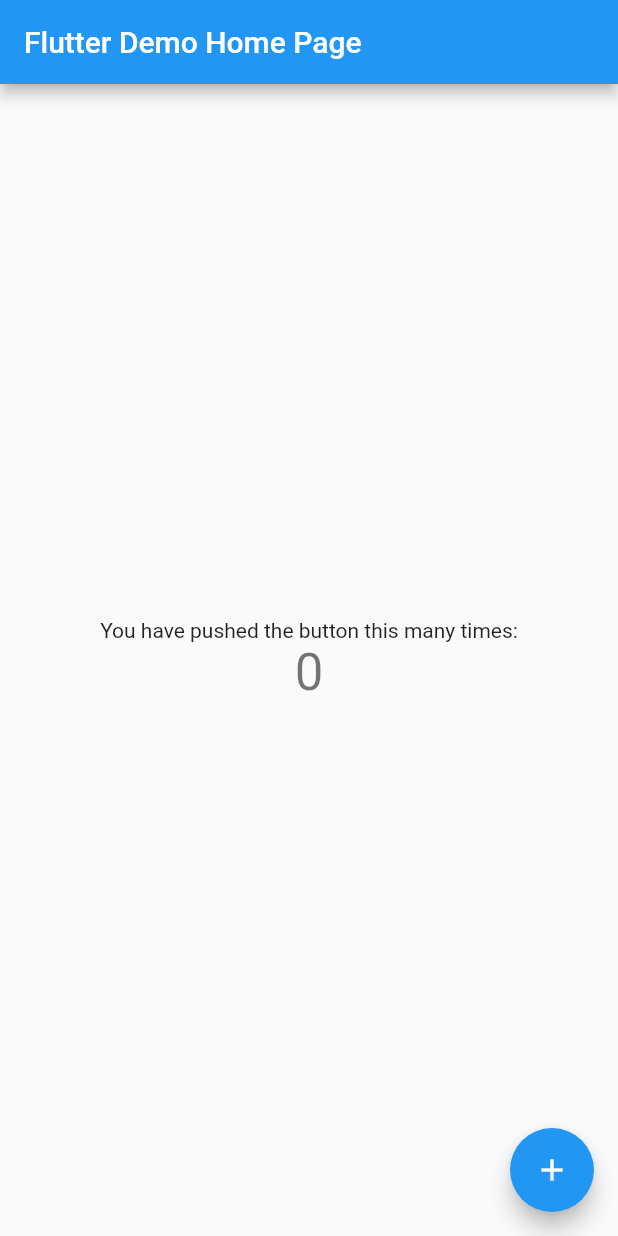
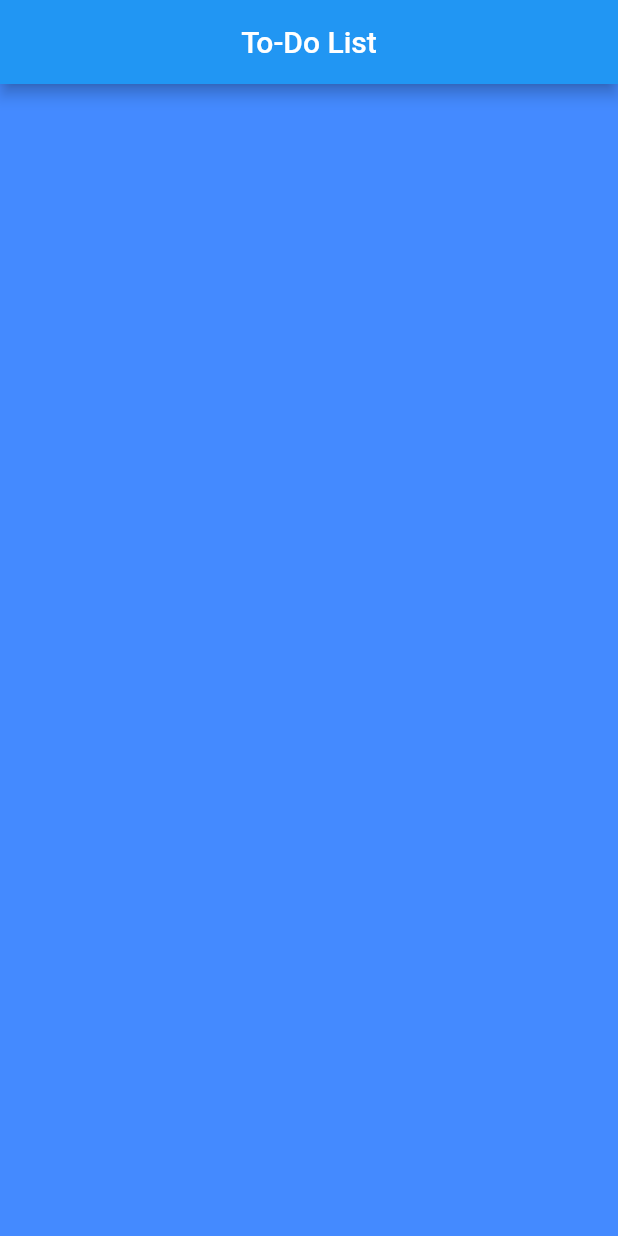
Before and after one commit to zimbakovtech/To-Do-List, a Flutter app: the screen it shows after launch, on a phone screen of 412 x 824 dp. Run offline on Flutter 3.47's test engine with Material 2 defaults, Android fonts, the phone set to English and light mode, and no system bars.

Commit message:
ToDo App

```diff
--- a/todo_app/lib/main.dart
+++ b/todo_app/lib/main.dart
@@ -1,117 +1,27 @@
 import 'package:flutter/material.dart';
 
-void main() {
-  runApp(MyApp());
-}
-
-class MyApp extends StatelessWidget {
-  // This widget is the root of your application.
-  @override
-  Widget build(BuildContext context) {
-    return MaterialApp(
-      title: 'Flutter Demo',
-      theme: ThemeData(
-        // This is the theme of your application.
-        //
-        // Try running your application with "flutter run". You'll see the
-        // application has a blue toolbar. Then, without quitting the app, try
-        // changing the primarySwatch below to Colors.green and then invoke
-        // "hot reload" (press "r" in the console where you ran "flutter run",
-        // or simply save your changes to "hot reload" in a Flutter IDE).
-        // Notice that the counter didn't reset back to zero; the application
-        // is not restarted.
-        primarySwatch: Colors.blue,
-        // This makes the visual density adapt to the platform that you run
-        // the app on. For desktop platforms, the controls will be smaller and
-        // closer together (more dense) than on mobile platforms.
-        visualDensity: VisualDensity.adaptivePlatformDensity,
-      ),
-      home: MyHomePage(title: 'Flutter Demo Home Page'),
-    );
-  }
-}
+void main() => runApp(MaterialApp(
+      theme: ThemeData(visualDensity: VisualDensity.adaptivePlatformDensity),
+      debugShowCheckedModeBanner: false,
+      home: MyHomePage(),
+    ));
 
 class MyHomePage extends StatefulWidget {
-  MyHomePage({Key key, this.title}) : super(key: key);
-
-  // This widget is the home page of your application. It is stateful, meaning
-  // that it has a State object (defined below) that contains fields that affect
-  // how it looks.
-
-  // This class is the configuration for the state. It holds the values (in this
-  // case the title) provided by the parent (in this case the App widget) and
-  // used by the build method of the State. Fields in a Widget subclass are
-  // always marked "final".
-
-  final String title;
-
   @override
   _MyHomePageState createState() => _MyHomePageState();
 }
 
 class _MyHomePageState extends State<MyHomePage> {
-  int _counter = 0;
-
-  void _incrementCounter() {
-    setState(() {
-      // This call to setState tells the Flutter framework that something has
-      // changed in this State, which causes it to rerun the build method below
-      // so that the display can reflect the updated values. If we changed
-      // _counter without calling setState(), then the build method would not be
-      // called again, and so nothing would appear to happen.
-      _counter++;
-    });
-  }
+  final Color primaryColor = Colors.blueAccent;
 
   @override
   Widget build(BuildContext context) {
-    // This method is rerun every time setState is called, for instance as done
-    // by the _incrementCounter method above.
-    //
-    // The Flutter framework has been optimized to make rerunning build methods
-    // fast, so that you can just rebuild anything that needs updating rather
-    // than having to individually change instances of widgets.
     return Scaffold(
+      backgroundColor: primaryColor,
       appBar: AppBar(
-        // Here we take the value from the MyHomePage object that was created by
-        // the App.build method, and use it to set our appbar title.
-        title: Text(widget.title),
+        title: Text('To-Do List'),
+        centerTitle: true,
       ),
-      body: Center(
-        // Center is a layout widget. It takes a single child and positions it
-        // in the middle of the parent.
-        child: Column(
-          // Column is also a layout widget. It takes a list of children and
-          // arranges them vertically. By default, it sizes itself to fit its
-          // children horizontally, and tries to be as tall as its parent.
-          //
-          // Invoke "debug painting" (press "p" in the console, choose the
-          // "Toggle Debug Paint" action from the Flutter Inspector in Android
-          // Studio, or the "Toggle Debug Paint" command in Visual Studio Code)
-          // to see the wireframe for each widget.
-          //
-          // Column has various properties to control how it sizes itself and
-          // how it positions its children. Here we use mainAxisAlignment to
-          // center the children vertically; the main axis here is the vertical
-          // axis because Columns are vertical (the cross axis would be
-          // horizontal).
-          mainAxisAlignment: MainAxisAlignment.center,
-          children: <Widget>[
-            Text(
-              'You have pushed the button this many times:',
-            ),
-            Text(
-              '$_counter',
-              style: Theme.of(context).textTheme.headline4,
-            ),
-          ],
-        ),
-      ),
-      floatingActionButton: FloatingActionButton(
-        onPressed: _incrementCounter,
-        tooltip: 'Increment',
-        child: Icon(Icons.add),
-      ), // This trailing comma makes auto-formatting nicer for build methods.
     );
   }
 }
```
Also changed, not shown: 1 other file.
